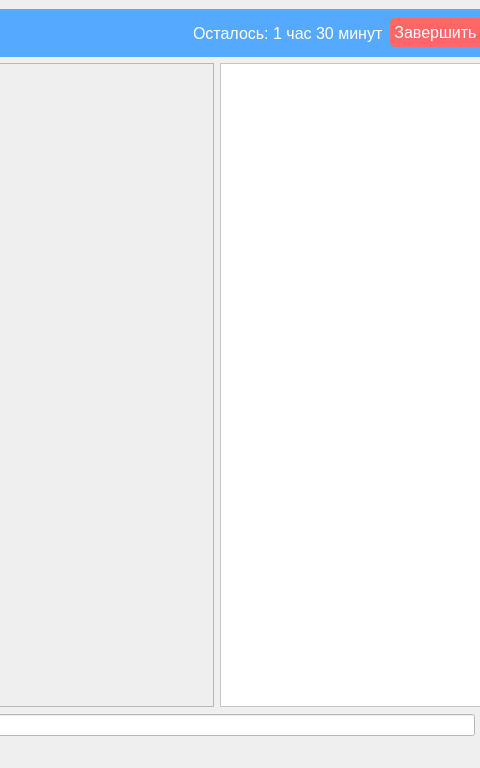
First picture: the form in kege2.ui, repository DankarLisiyGlobus/kompege2, before the edit; both pictures show x 451 to 931 and y 0 to 768 of the 1024 by 768 pixel window.
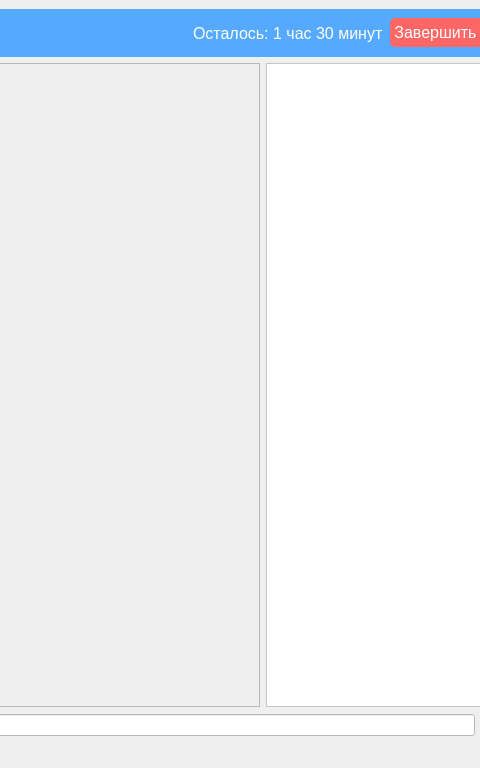
Second picture: the form after the edit.

```diff
--- a/kege2.ui
+++ b/kege2.ui
@@ -237,9 +237,15 @@
      </widget>
     </item>
     <item row="1" column="1">
-     <layout class="QHBoxLayout" name="res_con_lay">
+     <layout class="QHBoxLayout" name="res_con_lay" stretch="0,0">
       <item>
        <widget class="QScrollArea" name="scrollArea">
+        <property name="sizePolicy">
+         <sizepolicy hsizetype="Preferred" vsizetype="Expanding">
+          <horstretch>2</horstretch>
+          <verstretch>0</verstretch>
+         </sizepolicy>
+        </property>
         <property name="minimumSize">
          <size>
           <width>550</width>
@@ -254,7 +260,7 @@
           <rect>
            <x>0</x>
            <y>0</y>
-           <width>550</width>
+           <width>595</width>
            <height>624</height>
           </rect>
          </property>
@@ -272,6 +278,12 @@
       </item>
       <item>
        <widget class="QTableWidget" name="tableWidget">
+        <property name="sizePolicy">
+         <sizepolicy hsizetype="Preferred" vsizetype="Expanding">
+          <horstretch>1</horstretch>
+          <verstretch>0</verstretch>
+         </sizepolicy>
+        </property>
         <property name="styleSheet">
          <string notr="true">color: rgb(0, 0, 0);
 background-color: rgb(255, 255, 255);</string>
```
